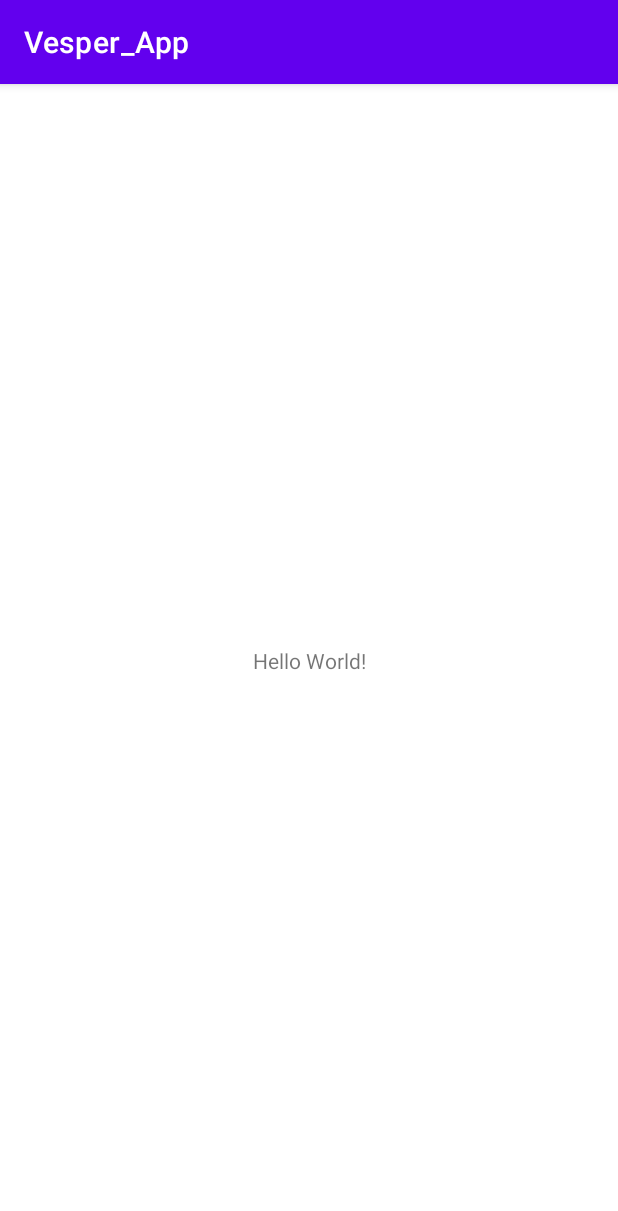
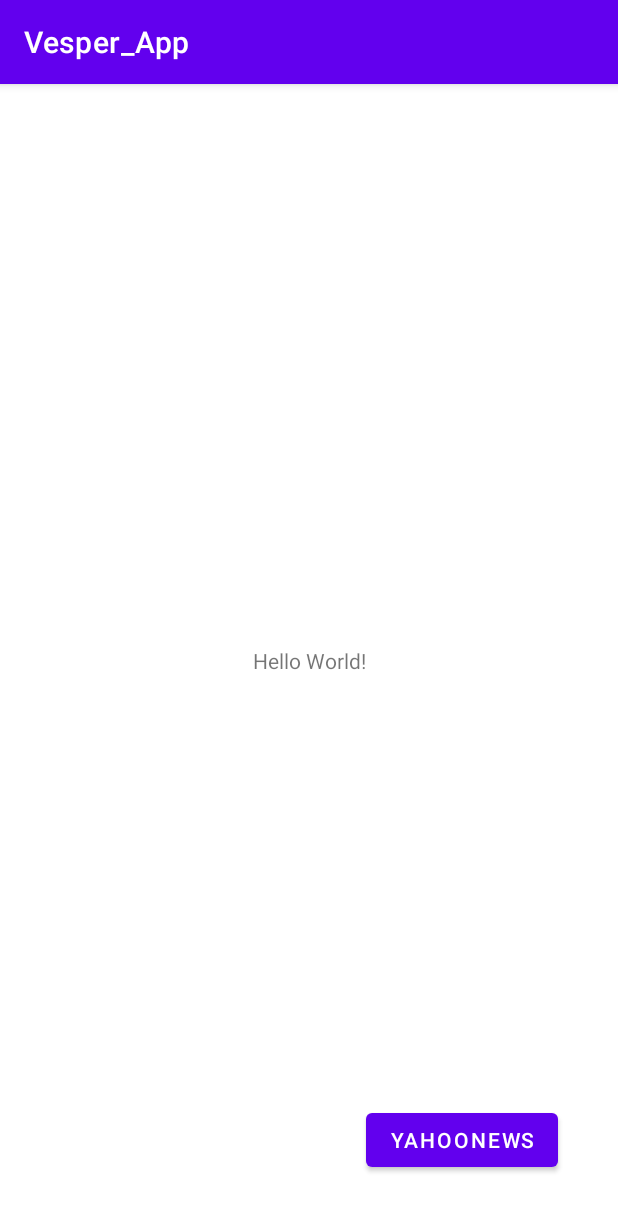
Before and after one commit to ginomcfino/Vesper_Android, an Android app: the screen it shows after launch (MainActivity), on a phone screen of 412 x 824 dp. Shown: the top 1211 px of the screen. Run offline under Robolectric (Android 15) with nearby library versions, the phone set to English and light mode, and no system bars.

Commit message:
Imported Yahoo News API

```diff
--- a/app/src/main/AndroidManifest.xml
+++ b/app/src/main/AndroidManifest.xml
@@ -1,6 +1,9 @@
 <?xml version="1.0" encoding="utf-8"?>
 <manifest xmlns:android="http://schemas.android.com/apk/res/android"
     package="com.company.vesper">
+
+    <uses-permission android:name="android.permission.INTERNET" />
+    <uses-permission android:name="android.permission.ACCESS_NETWORK_STATE" />
 
     <application
         android:name=".App"
@@ -10,9 +13,11 @@
         android:roundIcon="@mipmap/ic_launcher_round"
         android:supportsRtl="true"
         android:theme="@style/Theme.Vesper_App">
+        <activity android:name=".services.YahooNewsActivity"></activity>
         <activity android:name=".MainActivity">
             <intent-filter>
                 <action android:name="android.intent.action.MAIN" />
+
                 <category android:name="android.intent.category.LAUNCHER" />
             </intent-filter>
         </activity>
--- a/app/src/main/java/com/company/vesper/MainActivity.java
+++ b/app/src/main/java/com/company/vesper/MainActivity.java
@@ -2,13 +2,30 @@ package com.company.vesper;
 
 import androidx.appcompat.app.AppCompatActivity;
 
+import android.content.Intent;
 import android.os.Bundle;
+import android.view.View;
+import android.widget.Button;
+
+import com.company.vesper.services.YahooNewsActivity;
 
 public class MainActivity extends AppCompatActivity {
+
+    Button btnYahooNews;
 
     @Override
     protected void onCreate(Bundle savedInstanceState) {
         super.onCreate(savedInstanceState);
         setContentView(R.layout.activity_main);
+
+        btnYahooNews = findViewById(R.id.btnYahooNews);
+
+        btnYahooNews.setOnClickListener(new View.OnClickListener() {
+            @Override
+            public void onClick(View view) {
+                Intent ynIntent = new Intent(MainActivity.this, YahooNewsActivity.class);
+                MainActivity.this.startActivity(ynIntent);
+            }
+        });
     }
 }
--- a/app/src/main/res/layout/activity_main.xml
+++ b/app/src/main/res/layout/activity_main.xml
@@ -7,6 +7,7 @@
     tools:context=".MainActivity">
 
     <TextView
+        android:id="@+id/textView"
         android:layout_width="wrap_content"
         android:layout_height="wrap_content"
         android:text="Hello World!"
@@ -15,4 +16,14 @@
         app:layout_constraintRight_toRightOf="parent"
         app:layout_constraintTop_toTopOf="parent" />
 
+    <Button
+        android:id="@+id/btnYahooNews"
+        android:layout_width="wrap_content"
+        android:layout_height="wrap_content"
+        android:layout_marginEnd="40dp"
+        android:layout_marginBottom="40dp"
+        android:text="@string/yahoonews"
+        app:layout_constraintBottom_toBottomOf="parent"
+        app:layout_constraintEnd_toEndOf="parent" />
+
 </androidx.constraintlayout.widget.ConstraintLayout>
--- a/app/src/main/res/values/strings.xml
+++ b/app/src/main/res/values/strings.xml
@@ -1,3 +1,5 @@
 <resources>
     <string name="app_name">Vesper_App</string>
+    <string name="pull">pull</string>
+    <string name="yahoonews">YahooNews</string>
 </resources>
```
Also changed, not shown: app/src/main/java/com/company/vesper/services/YahooNewsActivity.java (added, +103 -0 lines), app/src/main/res/layout/activity_yahoo_news.xml (added, +28 -0 lines).
